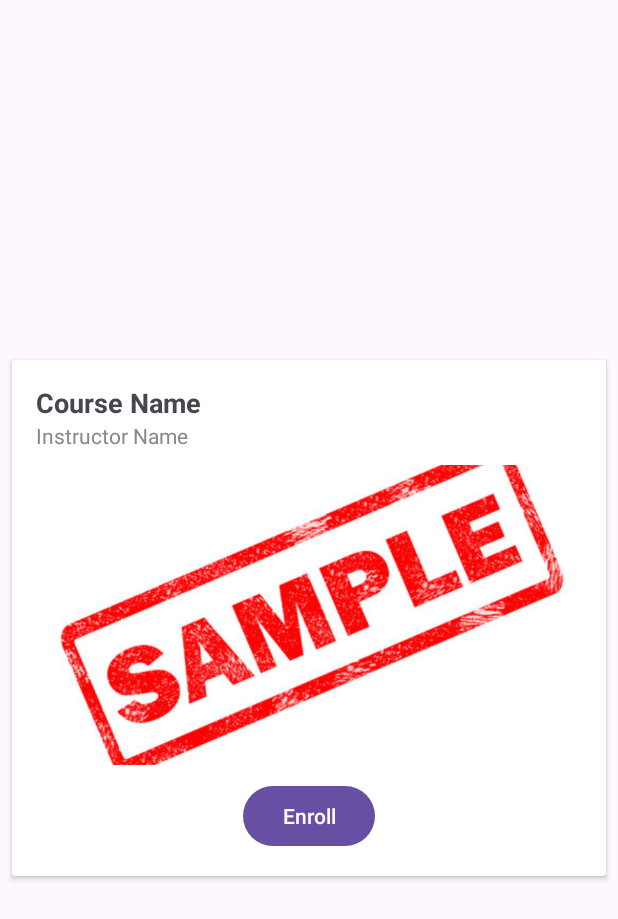
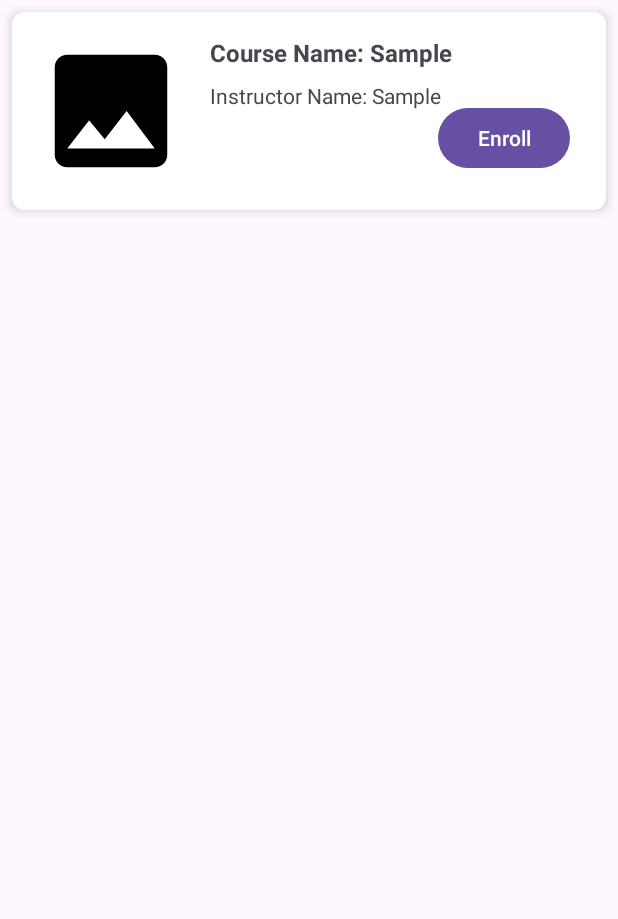
Before and after one commit to MehrabHussain47/LearnNow, an Android app: the layout item_course.xml on its own in the app's theme, with its tools: preview values and no code run, on a phone screen of 412 x 824 dp. Shown: the top 919 px of the screen. Run offline under Robolectric (Android 15) with nearby library versions, the phone set to English and light mode, and no system bars.

Commit message:
Initial Commit 4

```diff
--- a/app/src/main/res/layout/item_course.xml
+++ b/app/src/main/res/layout/item_course.xml
@@ -1,52 +1,65 @@
 <?xml version="1.0" encoding="utf-8"?>
-<androidx.cardview.widget.CardView xmlns:android="http://schemas.android.com/apk/res/android"
+<androidx.cardview.widget.CardView
+    xmlns:android="http://schemas.android.com/apk/res/android"
+    xmlns:app="http://schemas.android.com/apk/res-auto"
     android:layout_width="match_parent"
     android:layout_height="wrap_content"
     android:layout_margin="8dp"
-    android:radius="8dp"
-    android:layout_gravity="center">
+    app:cardCornerRadius="8dp"
+    app:cardElevation="4dp"
+    android:background="@android:color/white">
 
-    <LinearLayout
+    <androidx.constraintlayout.widget.ConstraintLayout
         android:layout_width="match_parent"
         android:layout_height="wrap_content"
-        android:orientation="vertical"
         android:padding="16dp">
+
+        <!-- Course Image on the left -->
+        <ImageView
+            android:id="@+id/courseImage"
+            android:layout_width="100dp"
+            android:layout_height="100dp"
+            android:scaleType="centerCrop"
+            android:src="@drawable/ic_placeholder"
+            app:layout_constraintStart_toStartOf="parent"
+            app:layout_constraintTop_toTopOf="parent" />
 
         <!-- Course Name Text -->
         <TextView
             android:id="@+id/courseName"
-            android:layout_width="wrap_content"
+            android:layout_width="0dp"
             android:layout_height="wrap_content"
-            android:text="Course Name"
-            android:textSize="18sp"
-            android:textStyle="bold" />
+            android:text="Course Name: Sample"
+            android:textSize="16sp"
+            android:textStyle="bold"
+            app:layout_constraintStart_toEndOf="@id/courseImage"
+            app:layout_constraintTop_toTopOf="@id/courseImage"
+            app:layout_constraintEnd_toEndOf="parent"
+            android:layout_marginStart="16dp" />
 
         <!-- Instructor Name Text -->
         <TextView
             android:id="@+id/instructorName"
-            android:layout_width="wrap_content"
+            android:layout_width="0dp"
             android:layout_height="wrap_content"
-            android:text="Instructor Name"
+            android:text="Instructor Name: Sample"
             android:textSize="14sp"
-            android:textColor="#888" />
+            app:layout_constraintStart_toStartOf="@id/courseName"
+            app:layout_constraintTop_toBottomOf="@id/courseName"
+            app:layout_constraintEnd_toEndOf="parent"
+            android:layout_marginTop="8dp" />
 
-        <!-- Course Image -->
-        <ImageView
-            android:id="@+id/courseImage"
-            android:layout_width="match_parent"
-            android:layout_height="200dp"
-            android:layout_marginTop="10dp"
-            android:scaleType="centerCrop"
-            android:src="@drawable/sample_image" /> <!-- Default image until actual image is set -->
-
-        <!-- Enroll Button -->
+        <!-- Enroll Button at bottom right of the card -->
         <Button
             android:id="@+id/enrollButton"
             android:layout_width="wrap_content"
             android:layout_height="wrap_content"
             android:text="Enroll"
-            android:layout_marginTop="10dp"
-            android:layout_gravity="center" />
+            app:layout_constraintBottom_toBottomOf="parent"
+            app:layout_constraintEnd_toEndOf="parent"
+            android:layout_marginTop="8dp"
+            android:layout_marginBottom="8dp"
+            android:layout_marginEnd="8dp"/>
 
-    </LinearLayout>
+    </androidx.constraintlayout.widget.ConstraintLayout>
 </androidx.cardview.widget.CardView>
```
Also changed, not shown: app/src/main/java/com/example/learnnow/CourseAdapter.java (+64 -1 lines), app/src/main/java/com/example/learnnow/CourseModel.java (+7 -5 lines), app/src/main/java/com/example/learnnow/DatabaseHelper.java (+16 -16 lines), app/src/main/java/com/example/learnnow/ViewListFragment.java (+36 -2 lines), app/src/main/res/layout/fragment_view_list.xml (+15 -3 lines).
